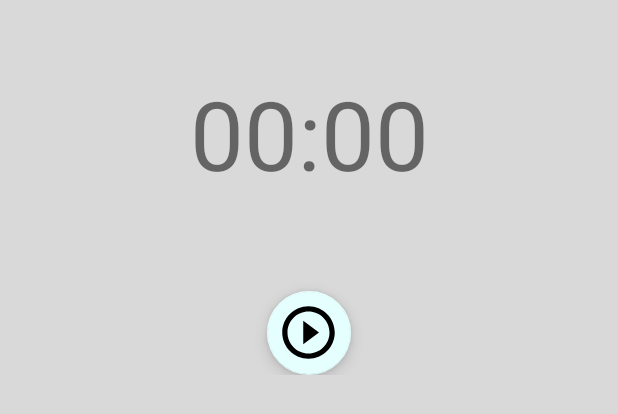
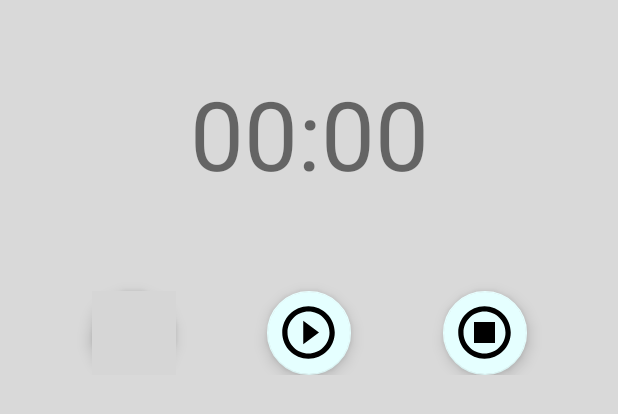
Before and after one commit to Anton-SP/BestScore, an Android app: the layout fragment_timer.xml on its own in the app's theme, with its tools: preview values and no code run, on a phone screen of 412 x 824 dp. Shown: the top 414 px of the screen. Run offline under Robolectric (Android 15) with nearby library versions, the phone set to English and light mode, and no system bars; grey boxes are pictures that could not be loaded.

Commit message:
feature/timer добавил поведение кнопок

```diff
--- a/featureTimer/src/main/res/layout/fragment_timer.xml
+++ b/featureTimer/src/main/res/layout/fragment_timer.xml
@@ -46,13 +46,35 @@
             android:layout_width="wrap_content"
             android:layout_height="wrap_content"
             android:layout_marginVertical="@dimen/double_margin"
-
             android:src="@drawable/fab_start"
             app:layout_constraintEnd_toEndOf="parent"
             app:layout_constraintStart_toStartOf="parent"
             app:layout_constraintTop_toTopOf="parent"
             app:maxImageSize="@dimen/play_control_max_size" />
 
+        <com.google.android.material.floatingactionbutton.FloatingActionButton
+            android:id="@+id/fab_stop"
+            android:layout_width="wrap_content"
+            android:layout_height="wrap_content"
+            android:layout_marginVertical="@dimen/double_margin"
+            android:src="@drawable/fab_stop"
+            app:layout_constraintEnd_toEndOf="parent"
+            app:layout_constraintStart_toEndOf="@id/fab_start"
+            app:layout_constraintTop_toTopOf="parent"
+            app:maxImageSize="@dimen/play_control_max_size" />
+
+        <com.google.android.material.floatingactionbutton.FloatingActionButton
+            android:id="@+id/fab_pause"
+            android:layout_width="wrap_content"
+            android:layout_height="wrap_content"
+            android:layout_marginVertical="@dimen/double_margin"
+            android:src="@drawable/fab_pause"
+            app:layout_constraintStart_toStartOf="parent"
+            app:layout_constraintEnd_toStartOf="@id/fab_start"
+            app:layout_constraintTop_toTopOf="parent"
+            app:maxImageSize="@dimen/play_control_max_size" />
+
+
     </androidx.constraintlayout.widget.ConstraintLayout>
 
 
```
Also changed, not shown: featureTimer/src/main/java/com/bestscore/featuretimer/TimerDialogFragment.kt (+99 -25 lines).
